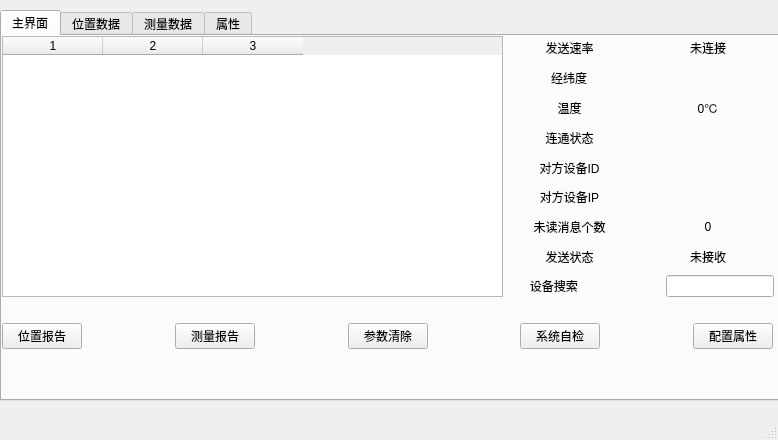
Before: the Qt Designer form UI/mainWindow.ui in 413180794/EPLRS_station, drawn with Qt 5.
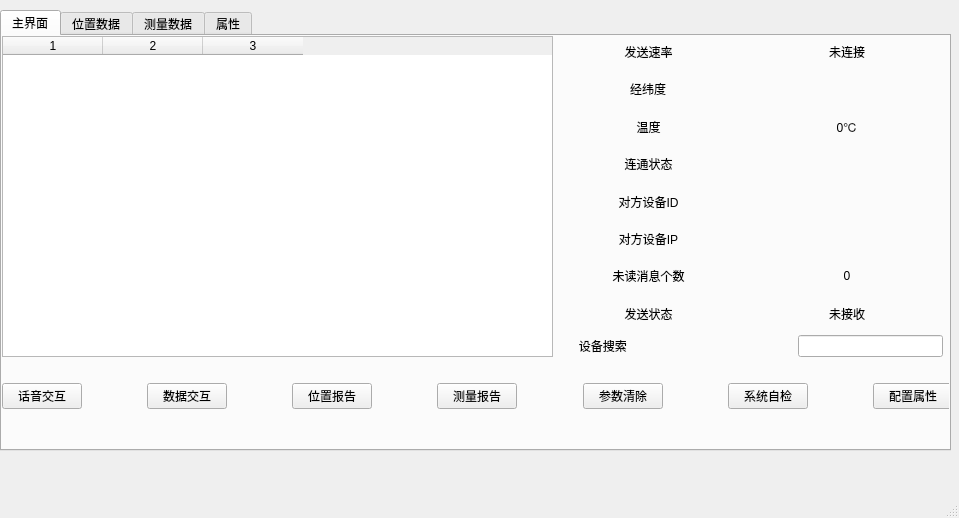
After: the same form once the commit is applied.

Patch:
```diff
--- a/UI/mainWindow.ui
+++ b/UI/mainWindow.ui
@@ -6,8 +6,8 @@
    <rect>
     <x>0</x>
     <y>0</y>
-    <width>778</width>
-    <height>440</height>
+    <width>959</width>
+    <height>518</height>
    </rect>
   </property>
   <property name="windowTitle">
@@ -19,8 +19,8 @@
      <rect>
       <x>0</x>
       <y>10</y>
-      <width>781</width>
-      <height>391</height>
+      <width>951</width>
+      <height>441</height>
      </rect>
     </property>
     <property name="currentIndex">
@@ -33,10 +33,10 @@
      <widget class="QWidget" name="verticalLayoutWidget_4">
       <property name="geometry">
        <rect>
-        <x>501</x>
+        <x>550</x>
         <y>0</y>
-        <width>271</width>
-        <height>261</height>
+        <width>391</width>
+        <height>321</height>
        </rect>
       </property>
       <layout class="QVBoxLayout" name="verticalLayout_4">
@@ -272,8 +272,8 @@
        <rect>
         <x>0</x>
         <y>0</y>
-        <width>501</width>
-        <height>261</height>
+        <width>551</width>
+        <height>321</height>
        </rect>
       </property>
       <property name="editTriggers">
@@ -295,7 +295,7 @@
        <bool>false</bool>
       </attribute>
       <attribute name="verticalHeaderVisible">
-       <bool>true</bool>
+       <bool>false</bool>
       </attribute>
       <column/>
       <column/>
@@ -305,12 +305,52 @@
       <property name="geometry">
        <rect>
         <x>0</x>
-        <y>260</y>
-        <width>771</width>
+        <y>320</y>
+        <width>951</width>
         <height>81</height>
        </rect>
       </property>
       <layout class="QHBoxLayout" name="horizontalLayout">
+       <item>
+        <widget class="QPushButton" name="start_voice_button">
+         <property name="text">
+          <string>话音交互</string>
+         </property>
+        </widget>
+       </item>
+       <item>
+        <spacer name="horizontalSpacer_7">
+         <property name="orientation">
+          <enum>Qt::Horizontal</enum>
+         </property>
+         <property name="sizeHint" stdset="0">
+          <size>
+           <width>40</width>
+           <height>20</height>
+          </size>
+         </property>
+        </spacer>
+       </item>
+       <item>
+        <widget class="QPushButton" name="send_file_button">
+         <property name="text">
+          <string>数据交互</string>
+         </property>
+        </widget>
+       </item>
+       <item>
+        <spacer name="horizontalSpacer_6">
+         <property name="orientation">
+          <enum>Qt::Horizontal</enum>
+         </property>
+         <property name="sizeHint" stdset="0">
+          <size>
+           <width>40</width>
+           <height>20</height>
+          </size>
+         </property>
+        </spacer>
+       </item>
        <item>
         <widget class="QPushButton" name="send_position_button">
          <property name="text">
```
Left out of the diff: 29 changed lines with no effect on the pictures.
